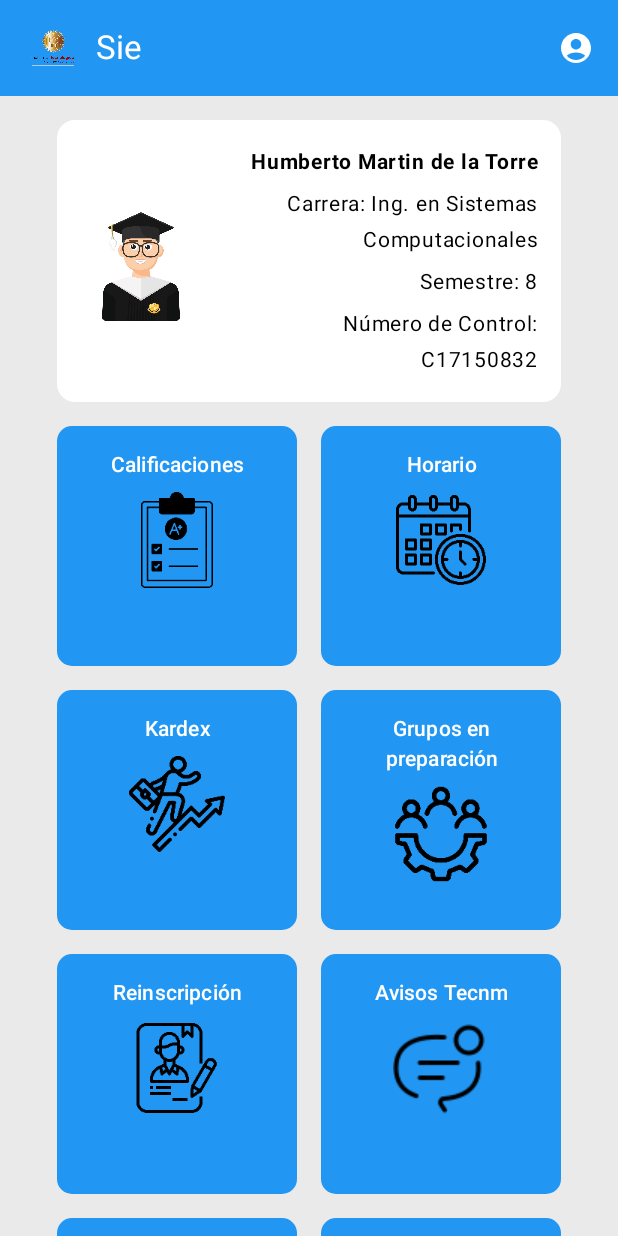
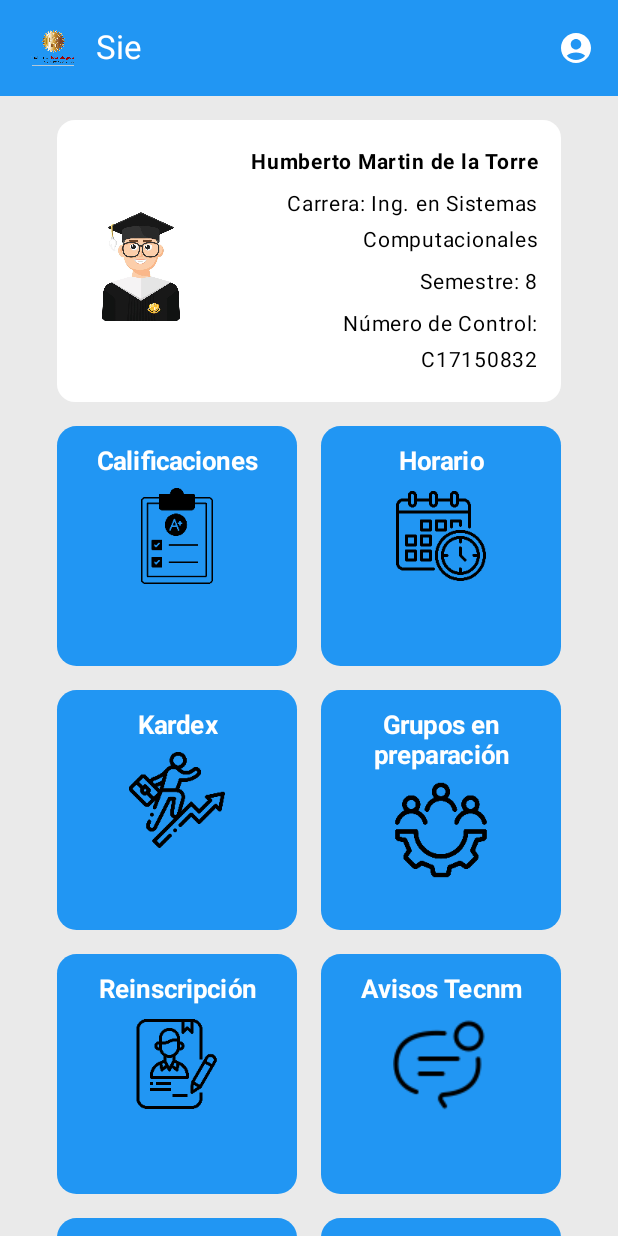
Before and after one commit to MerczA/SieAplication, an Android app built with Jetpack Compose: the Main_Menu screen opened through its navigation route, on a phone screen of 412 x 824 dp. Run offline under Robolectric (Android 15) with nearby library versions, the phone set to English and light mode, and no system bars.

Commit message:
modify shape of ButtonCuadro

```diff
--- a/app/src/main/java/com/example/sieaplication/ui/screens/Main_menu.kt
+++ b/app/src/main/java/com/example/sieaplication/ui/screens/Main_menu.kt
@@ -299,7 +299,7 @@ fun ButtonCuadrado(
     Button(
         onClick = onClick,
         modifier = Modifier.size(160.dp),  // Botón cuadrado 160x160
-        shape = RoundedCornerShape(10.dp),
+        shape = RoundedCornerShape(13.dp),
         colors = ButtonDefaults.buttonColors(
             containerColor = Color(0xFF2196F3) // Color azul. Ajusta a tu gusto
         )
@@ -311,11 +311,13 @@ fun ButtonCuadrado(
         ) {
             Text(
                 text = text,
+                fontWeight = FontWeight.Bold,
+                fontSize = 17.sp,
                 textAlign = TextAlign.Center,
                 color = Color.White,
                 modifier = Modifier
                     .fillMaxWidth()
-                    .padding(top = 8.dp)
+                    .padding(top = 5.dp)
             )
             Spacer(modifier = Modifier.height(8.dp))
             AsyncImage(
```
